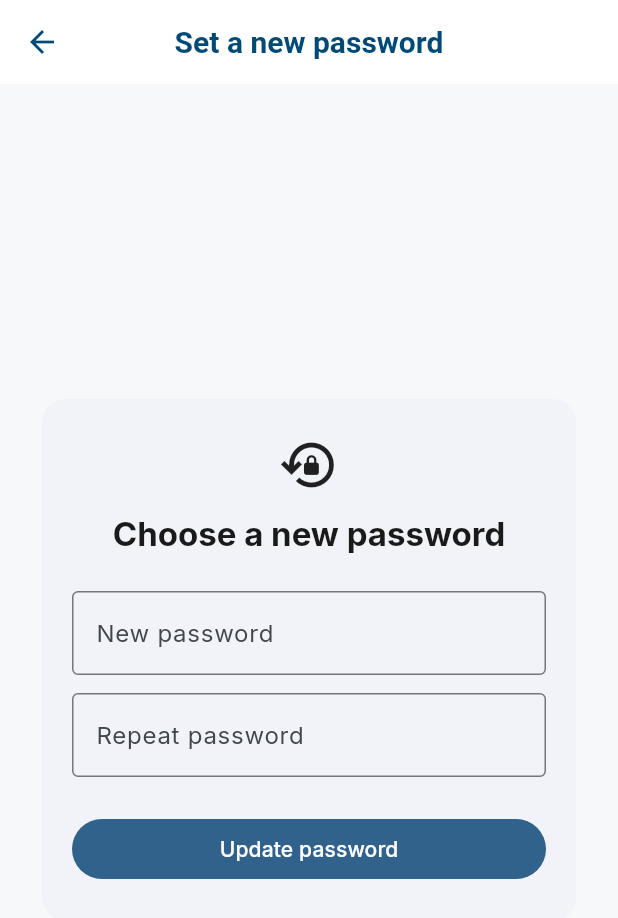
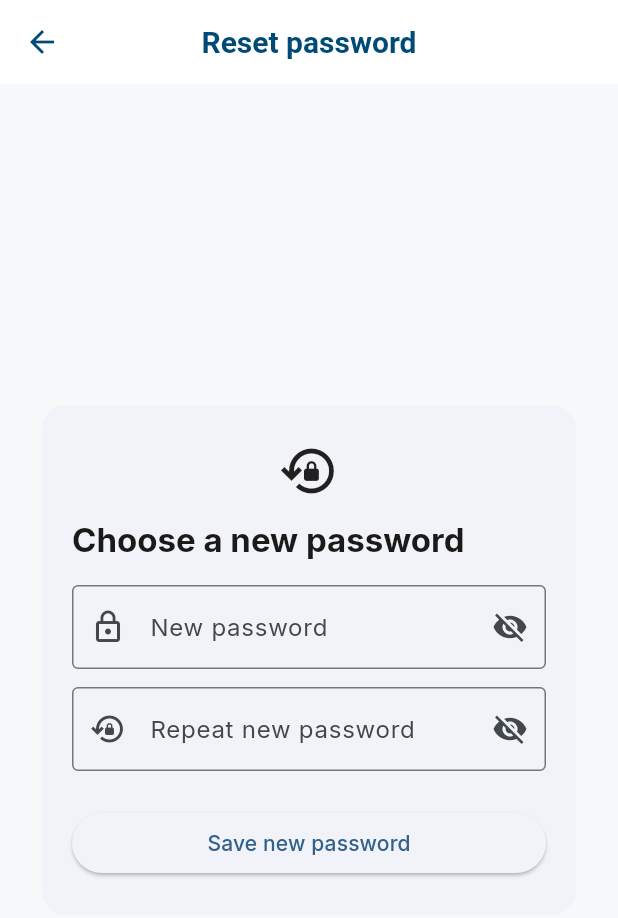
Before and after one commit to MagicMike0112/Project-Study-BSH, a Flutter app: the ResetPasswordPage screen opened directly, on a phone screen of 412 x 824 dp. Shown: the top 918 px of the screen. Run offline on Flutter 3.47's test engine with Material 3 defaults, Android fonts, the light colour scheme and no system bars; our stand-ins replace fl_chart, flutter_local_notifications, flutter_timezone, google_fonts, image_picker, permission_handler and 4 more; accounts and stored records are empty.

Commit message:
complete reset page

```diff
--- a/lib/screens/reset_password_page.dart
+++ b/lib/screens/reset_password_page.dart
@@ -1,5 +1,7 @@
+// lib/screens/reset_password_page.dart
 import 'package:flutter/material.dart';
 import 'package:supabase_flutter/supabase_flutter.dart';
+import 'auth_root.dart';
 
 class ResetPasswordPage extends StatefulWidget {
   const ResetPasswordPage({super.key});
@@ -12,7 +14,10 @@ class _ResetPasswordPageState extends State<ResetPasswordPage> {
   final _formKey = GlobalKey<FormState>();
   final _pwdCtrl = TextEditingController();
   final _pwd2Ctrl = TextEditingController();
+
   bool _loading = false;
+  bool _obscure1 = true;
+  bool _obscure2 = true;
 
   final _supabase = Supabase.instance.client;
 
@@ -23,26 +28,36 @@ class _ResetPasswordPageState extends State<ResetPasswordPage> {
     super.dispose();
   }
 
-  Future<void> _updatePassword() async {
+  Future<void> _submit() async {
     if (!_formKey.currentState!.validate()) return;
 
     setState(() => _loading = true);
     try {
-      final newPwd = _pwdCtrl.text.trim();
+      if (_pwdCtrl.text != _pwd2Ctrl.text) {
+        ScaffoldMessenger.of(context).showSnackBar(
+          const SnackBar(content: Text('Passwords do not match.')),
+        );
+        return;
+      }
 
+      // ⚠️ 这里要求当前已经有 session
+      // 对于 recovery 链接，Supabase 会自动登录一个短期 session
       await _supabase.auth.updateUser(
-        UserAttributes(password: newPwd),
+        UserAttributes(
+          password: _pwdCtrl.text,
+        ),
       );
 
       if (!mounted) return;
       ScaffoldMessenger.of(context).showSnackBar(
-        const SnackBar(
-          content: Text('Password updated. You can sign in now.'),
-        ),
+        const SnackBar(content: Text('Password updated. Please log in again.')),
       );
 
-      // 回到第一个页面（一般是 AuthRoot 里的登录流程）
-      Navigator.of(context).popUntil((route) => route.isFirst);
+      // 完成后回到登录入口
+      Navigator.of(context).pushAndRemoveUntil(
+        MaterialPageRoute(builder: (_) => const AuthRoot()),
+        (route) => false,
+      );
     } on AuthException catch (e) {
       if (!mounted) return;
       ScaffoldMessenger.of(context).showSnackBar(
@@ -61,13 +76,15 @@ class _ResetPasswordPageState extends State<ResetPasswordPage> {
   @override
   Widget build(BuildContext context) {
     return Scaffold(
-      appBar: AppBar(title: const Text('Set a new password')),
+      appBar: AppBar(
+        title: const Text('Reset password'),
+      ),
       body: SafeArea(
         child: Center(
           child: SingleChildScrollView(
             padding: const EdgeInsets.all(24),
             child: ConstrainedBox(
-              constraints: const BoxConstraints(maxWidth: 520),
+              constraints: const BoxConstraints(maxWidth: 420),
               child: Card(
                 elevation: 0,
                 shape: RoundedRectangleBorder(
@@ -80,6 +97,7 @@ class _ResetPasswordPageState extends State<ResetPasswordPage> {
                     key: _formKey,
                     child: Column(
                       mainAxisSize: MainAxisSize.min,
+                      crossAxisAlignment: CrossAxisAlignment.stretch,
                       children: [
                         const Icon(Icons.lock_reset_outlined, size: 40),
                         const SizedBox(height: 12),
@@ -90,17 +108,30 @@ class _ResetPasswordPageState extends State<ResetPasswordPage> {
                               .titleLarge
                               ?.copyWith(fontWeight: FontWeight.bold),
                         ),
-                        const SizedBox(height: 24),
+                        const SizedBox(height: 16),
+
+                        // New password
                         TextFormField(
                           controller: _pwdCtrl,
-                          obscureText: true,
-                          decoration: const InputDecoration(
+                          obscureText: _obscure1,
+                          decoration: InputDecoration(
                             labelText: 'New password',
-                            border: OutlineInputBorder(),
+                            border: const OutlineInputBorder(),
+                            prefixIcon: const Icon(Icons.lock_outline),
+                            suffixIcon: IconButton(
+                              icon: Icon(
+                                _obscure1
+                                    ? Icons.visibility_off
+                                    : Icons.visibility,
+                              ),
+                              onPressed: () {
+                                setState(() => _obscure1 = !_obscure1);
+                              },
+                            ),
                           ),
                           validator: (v) {
                             if (v == null || v.isEmpty) {
-                              return 'Please enter a password';
+                              return 'Please enter a new password';
                             }
                             if (v.length < 6) {
                               return 'At least 6 characters';
@@ -109,12 +140,26 @@ class _ResetPasswordPageState extends State<ResetPasswordPage> {
                           },
                         ),
                         const SizedBox(height: 12),
+
+                        // Repeat
                         TextFormField(
                           controller: _pwd2Ctrl,
-                          obscureText: true,
-                          decoration: const InputDecoration(
-                            labelText: 'Repeat password',
-                            border: OutlineInputBorder(),
+                          obscureText: _obscure2,
+                          decoration: InputDecoration(
+                            labelText: 'Repeat new password',
+                            border: const OutlineInputBorder(),
+                            prefixIcon:
+                                const Icon(Icons.lock_reset_outlined),
+                            suffixIcon: IconButton(
+                              icon: Icon(
+                                _obscure2
+                                    ? Icons.visibility_off
+                                    : Icons.visibility,
+                              ),
+                              onPressed: () {
+                                setState(() => _obscure2 = !_obscure2);
+                              },
+                            ),
                           ),
                           validator: (v) {
                             if (v == null || v.isEmpty) {
@@ -127,20 +172,18 @@ class _ResetPasswordPageState extends State<ResetPasswordPage> {
                           },
                         ),
                         const SizedBox(height: 24),
-                        SizedBox(
-                          width: double.infinity,
-                          child: FilledButton(
-                            onPressed: _loading ? null : _updatePassword,
+
+                        ElevatedButton(
+                          onPressed: _loading ? null : _submit,
                           child: _loading
                               ? const SizedBox(
+                                  width: 18,
                                   height: 18,
-                                    width: 18,
                                   child: CircularProgressIndicator(
                                     strokeWidth: 2,
                                   ),
                                 )
-                                : const Text('Update password'),
-                          ),
+                              : const Text('Save new password'),
                         ),
                       ],
                     ),
```
Also changed, not shown: lib/main.dart (+25 -9 lines). Lines whose indentation alone changed are shown as unchanged.
